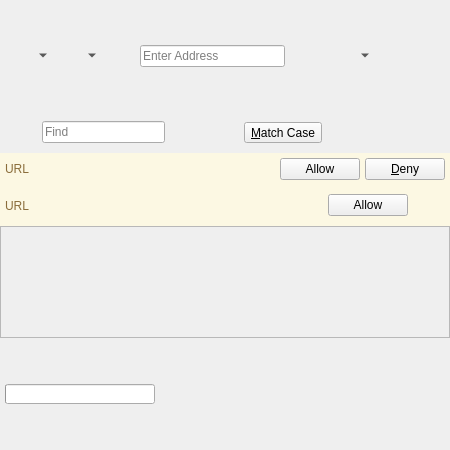
Old version of the form 2.x/UI/dooble_page.ui in the repository textbrowser/dooble.
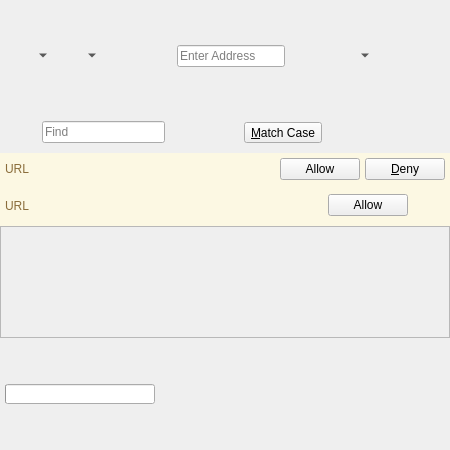
New version of the form. Custom widgets are drawn as their Qt base class.

Commit message: Home function.

Diff of the .ui file:
```diff
--- a/2.x/UI/dooble_page.ui
+++ b/2.x/UI/dooble_page.ui
@@ -110,6 +110,25 @@
         </property>
        </widget>
       </item>
+      <item>
+       <widget class="QToolButton" name="home">
+        <property name="toolTip">
+         <string>Home</string>
+        </property>
+        <property name="text">
+         <string/>
+        </property>
+        <property name="iconSize">
+         <size>
+          <width>24</width>
+          <height>24</height>
+         </size>
+        </property>
+        <property name="autoRaise">
+         <bool>true</bool>
+        </property>
+       </widget>
+      </item>
       <item>
        <widget class="dooble_address_widget" name="address">
         <property name="placeholderText">
```
Left out of the diff: 1 changed line with no effect on the pictures. The commit also changes 4 other files.
